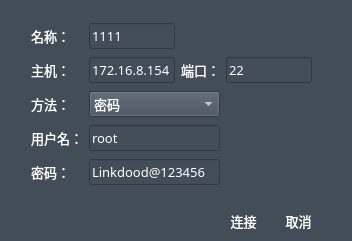
First picture: the form in createconnect.ui, repository HuaGouFdog/Fdog-Kit, before the edit.
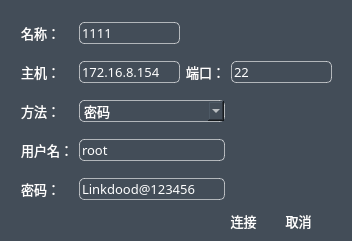
Second picture: the form after the edit. The open tabs and pages were chosen to show the change. Icons and pictures are not drawn.

The edit to the form file:
```diff
--- a/createconnect.ui
+++ b/createconnect.ui
@@ -143,10 +143,10 @@
       <widget class="QWidget" name="gridLayoutWidget_2">
        <property name="geometry">
         <rect>
-         <x>20</x>
-         <y>10</y>
-         <width>281</width>
-         <height>171</height>
+         <x>10</x>
+         <y>0</y>
+         <width>311</width>
+         <height>201</height>
         </rect>
        </property>
        <layout class="QGridLayout" name="gridLayout_2">
@@ -215,6 +215,10 @@
             <stylestrategy>PreferAntialias</stylestrategy>
            </font>
           </property>
+          <property name="styleSheet">
+           <string notr="true">border: 1px solid rgba(255, 255, 255, 150);
+border-radius: 5px;</string>
+          </property>
           <property name="text">
            <string>1111</string>
           </property>
@@ -243,6 +247,10 @@
             <stylestrategy>PreferAntialias</stylestrategy>
            </font>
           </property>
+          <property name="styleSheet">
+           <string notr="true">border: 1px solid rgba(255, 255, 255, 150);
+border-radius: 5px;</string>
+          </property>
           <property name="text">
            <string>172.16.8.154</string>
           </property>
@@ -257,6 +265,10 @@
             <stylestrategy>PreferAntialias</stylestrategy>
            </font>
           </property>
+          <property name="styleSheet">
+           <string notr="true">border: 1px solid rgba(255, 255, 255, 150);
+border-radius: 5px;</string>
+          </property>
           <property name="text">
            <string>22</string>
           </property>
@@ -271,6 +283,10 @@
             <stylestrategy>PreferAntialias</stylestrategy>
            </font>
           </property>
+          <property name="styleSheet">
+           <string notr="true">border: 1px solid rgba(255, 255, 255, 150);
+border-radius: 5px;</string>
+          </property>
           <item>
            <property name="text">
             <string>密码</string>
@@ -306,6 +322,10 @@
             <stylestrategy>PreferAntialias</stylestrategy>
            </font>
           </property>
+          <property name="styleSheet">
+           <string notr="true">border: 1px solid rgba(255, 255, 255, 150);
+border-radius: 5px;</string>
+          </property>
           <property name="text">
            <string>root</string>
           </property>
@@ -320,6 +340,10 @@
             <stylestrategy>PreferAntialias</stylestrategy>
            </font>
           </property>
+          <property name="styleSheet">
+           <string notr="true">border: 1px solid rgba(255, 255, 255, 150);
+border-radius: 5px;</string>
+          </property>
           <property name="text">
            <string>Linkdood@123456</string>
           </property>
```
Left out of the diff: 22 changed lines with no effect on the pictures.
